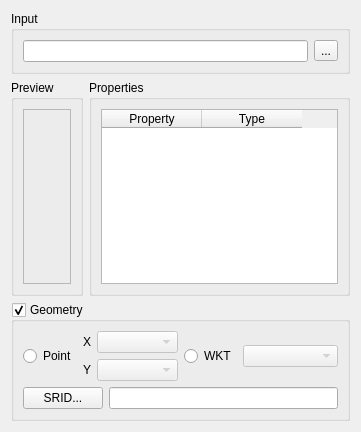
Above: src/terralib/qt/widgets/externalTable/ui/DataPropertiesWidgetForm.ui from claudiobogossian/terralib5 before the change. Below: the same form after it.
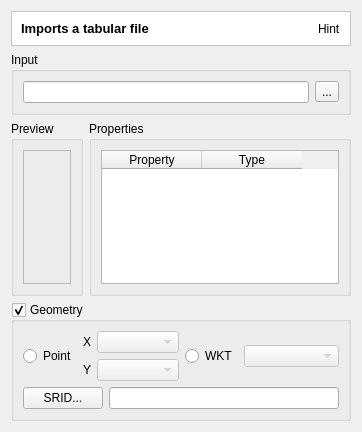
That is the form after the change.

Diff of the .ui file:
```diff
--- a/src/terralib/qt/widgets/externalTable/ui/DataPropertiesWidgetForm.ui
+++ b/src/terralib/qt/widgets/externalTable/ui/DataPropertiesWidgetForm.ui
@@ -6,7 +6,7 @@
    <rect>
     <x>0</x>
     <y>0</y>
-    <width>361</width>
+    <width>362</width>
     <height>432</height>
    </rect>
   </property>
@@ -16,6 +16,48 @@
   <layout class="QGridLayout" name="gridLayout_8">
    <item row="0" column="0">
     <layout class="QVBoxLayout" name="verticalLayout">
+     <item>
+      <widget class="QFrame" name="m_titleFrame">
+       <property name="styleSheet">
+        <string notr="true">QWidget { background: white }</string>
+       </property>
+       <property name="frameShape">
+        <enum>QFrame::StyledPanel</enum>
+       </property>
+       <property name="frameShadow">
+        <enum>QFrame::Sunken</enum>
+       </property>
+       <layout class="QGridLayout" name="gridLayout_11">
+        <item row="0" column="0">
+         <widget class="QLabel" name="m_titleLabel">
+          <property name="sizePolicy">
+           <sizepolicy hsizetype="Expanding" vsizetype="Preferred">
+            <horstretch>0</horstretch>
+            <verstretch>0</verstretch>
+           </sizepolicy>
+          </property>
+          <property name="font">
+           <font>
+            <pointsize>10</pointsize>
+            <weight>75</weight>
+            <bold>true</bold>
+           </font>
+          </property>
+          <property name="text">
+           <string>Imports a tabular file</string>
+          </property>
+         </widget>
+        </item>
+        <item row="0" column="1">
+         <widget class="QLabel" name="m_imgLabel">
+          <property name="text">
+           <string>Hint</string>
+          </property>
+         </widget>
+        </item>
+       </layout>
+      </widget>
+     </item>
      <item>
       <widget class="QGroupBox" name="m_inputDataGroupBox">
        <property name="title">
```
